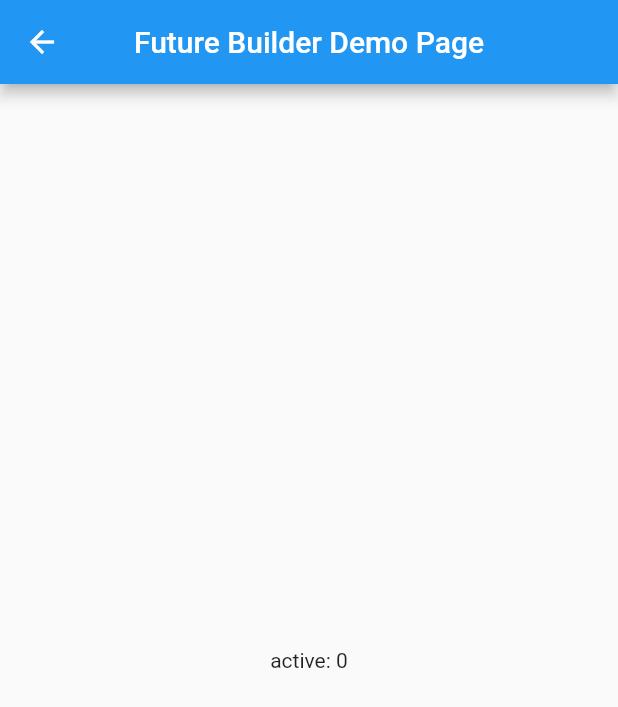
After one commit to hangYq/zeus_flutter, a Flutter app: the BlocDemoPage screen opened by its route, after a tap on "Navigate To Stream Builder Demo Page", on a phone screen of 412 x 824 dp. The commit adds this screen. Shown: the top 707 px of the screen. Run offline on Flutter 3.47's test engine with Material 2 defaults, Android fonts, the phone set to English and light mode, and no system bars; our stand-ins replace bloc, flutter_bloc; generated files the repository leaves out were written again.

Commit message:
feat: future_builder & stream_builder

```diff
--- /dev/null
+++ b/lib/pages/bloc_page/components/stream_builder_page/stream_builder_page.dart
@@ -0,0 +1,41 @@
+import 'package:flutter/material.dart';
+
+class StreamBuilderDemoPage extends StatelessWidget {
+  const StreamBuilderDemoPage({Key? key}) : super(key: key);
+
+  Stream<int> createStream() {
+    return Stream.periodic(Duration(seconds: 1), (int i) {
+      return i;
+    });
+  }
+
+  @override
+  Widget build(BuildContext context) {
+    return Scaffold(
+      appBar: AppBar(
+        title: Text('Future Builder Demo Page'),
+        centerTitle: true,
+      ),
+      body: Center(
+        child: StreamBuilder(
+          stream: createStream(),
+          builder: (BuildContext contet, AsyncSnapshot<int> snapshot) {
+            if (snapshot.hasError) {
+              return Text('请求出错：${snapshot.error}');
+            }
+            switch (snapshot.connectionState) {
+              case ConnectionState.none:
+                return Text('没有Stream');
+              case ConnectionState.waiting:
+                return Text('等待数据...');
+              case ConnectionState.active:
+                return Text('active: ${snapshot.data}');
+              case ConnectionState.done:
+                return Text('Stream 已关闭');
+            }
+          },
+        ),
+      ),
+    );
+  }
+}
--- a/lib/pages/bloc_page/view.dart
+++ b/lib/pages/bloc_page/view.dart
@@ -37,6 +37,24 @@ class BlocDemoPage extends StatelessWidget {
               },
               child: Text('Navigate To Stream Generate Demo Page'),
             ),
+            OutlinedButton(
+              onPressed: () {
+                ZeusNavigator.open(
+                  context,
+                  RoutesName.futureBuilderDemoPage,
+                );
+              },
+              child: Text('Navigate To Future Builder Demo Page'),
+            ),
+            OutlinedButton(
+              onPressed: () {
+                ZeusNavigator.open(
+                  context,
+                  RoutesName.streamBuilderDemoPage,
+                );
+              },
+              child: Text('Navigate To Stream Builder Demo Page'),
+            ),
           ],
         ),
       ),
--- a/lib/routes/constants.dart
+++ b/lib/routes/constants.dart
@@ -11,4 +11,8 @@ class RoutesName {
       "bloc_page/stream_controller_demo_page";
   static const String streamGenerateDemoPage =
       "bloc_page/stream_generate_demo_page";
+  static const String futureBuilderDemoPage =
+      "bloc_page/future_builder_demo_page";
+  static const String streamBuilderDemoPage =
+      "bloc_page/stream_builder_demo_page";
 }
--- a/lib/routes/routes.dart
+++ b/lib/routes/routes.dart
@@ -1,6 +1,8 @@
 import 'package:flutter/material.dart';
-import 'package:zeus/pages/future_page/view.dart';
 
+import '../pages/bloc_page/components/future_builder_page/future_builder_page.dart';
+import '../pages/bloc_page/components/stream_builder_page/stream_builder_page.dart';
+import '../pages/future_page/view.dart';
 import '../pages/bloc_page/components/stream_controller_page/stream_controller_page.dart';
 import '../pages/bloc_page/components/stream_generate_page/stream_generate.dart';
 import '../pages/bloc_page/view.dart';
@@ -34,5 +36,9 @@ class AppRoutes {
         StreamControllerDemoPage(),
     RoutesName.streamGenerateDemoPage: (context, {arguments}) =>
         StreamGenerateDemoPage(),
+    RoutesName.futureBuilderDemoPage: (context, {arguments}) =>
+        FutureBuilderDemoPage(),
+    RoutesName.streamBuilderDemoPage: (context, {arguments}) =>
+        StreamBuilderDemoPage(),
   };
 }
```
Also changed, not shown: lib/pages/bloc_page/components/future_builder_page/future_builder_page.dart (added, +36 -0 lines).
